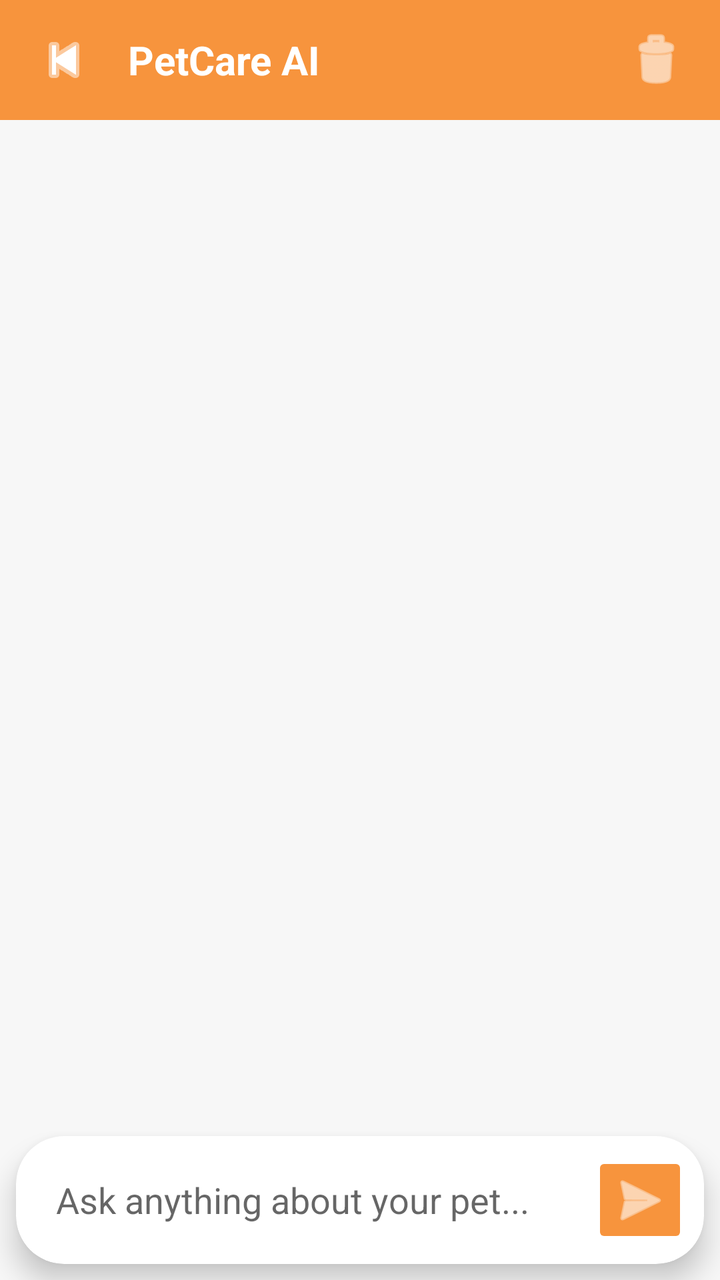
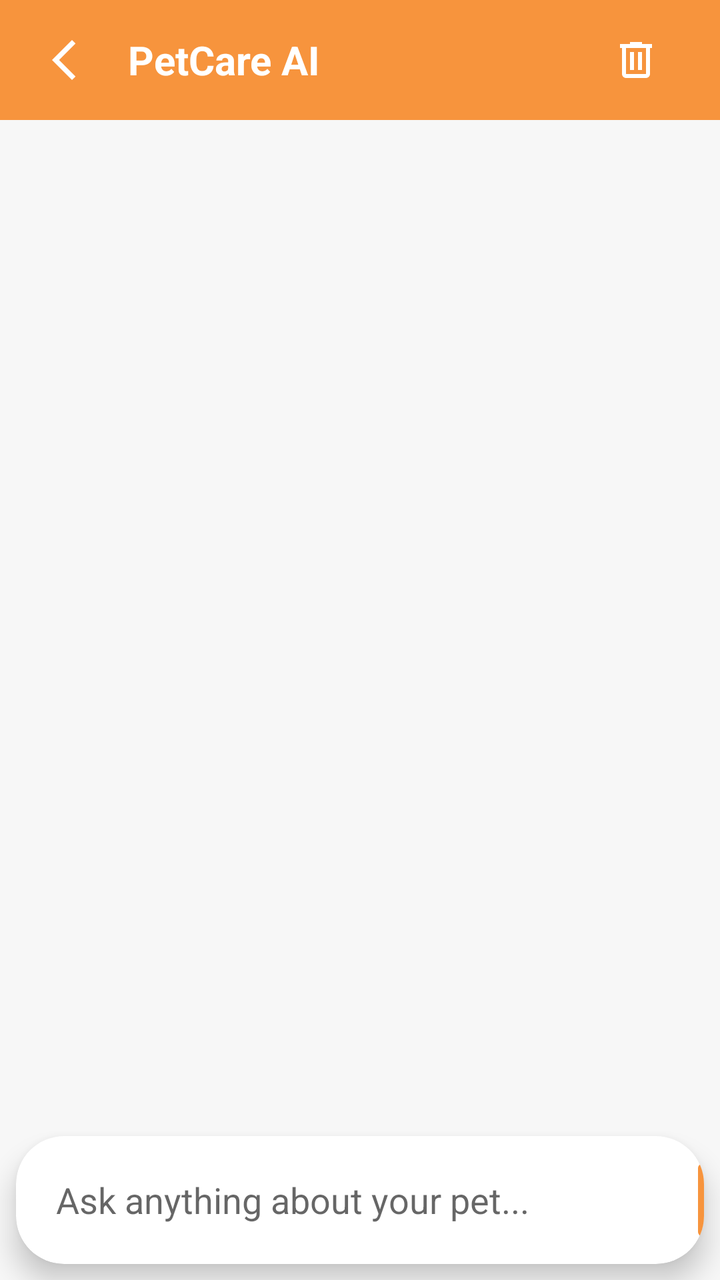

Before-and-after screenshots of an Android layout around one commit, followed by the original layout XML and the change that was made.
<!-- AndroidManifest.xml: application theme Theme.PETCARE -->
<!-- res/layout/activity_chatbot.xml -->
<?xml version="1.0" encoding="utf-8"?>
<androidx.constraintlayout.widget.ConstraintLayout
    xmlns:android="http://schemas.android.com/apk/res/android"
    xmlns:app="http://schemas.android.com/apk/res-auto"
    android:layout_width="match_parent"
    android:layout_height="match_parent"
    android:background="#F7F7F7">

    

    

    <LinearLayout
        android:id="@+id/topBar"
        android:layout_width="0dp"
        android:layout_height="60dp"
        android:background="#F7943D"
        android:gravity="center_vertical"
        android:orientation="horizontal"
        android:padding="12dp"
        app:layout_constraintTop_toTopOf="parent"
        app:layout_constraintStart_toStartOf="parent"
        app:layout_constraintEnd_toEndOf="parent">

        <ImageButton
            android:id="@+id/btnBack"
            android:layout_width="40dp"
            android:layout_height="40dp"
            android:background="@android:color/transparent"
            android:src="@android:drawable/ic_media_previous"
            android:tint="@android:color/white"/>

        <TextView
            android:layout_width="0dp"
            android:layout_height="wrap_content"
            android:layout_weight="1"
            android:text="PetCare AI"
            android:textColor="@android:color/white"
            android:textStyle="bold"
            android:textSize="20sp"
            android:layout_marginStart="12dp"/>

        <ImageButton
            android:id="@+id/btnClearChat"
            android:layout_width="40dp"
            android:layout_height="40dp"
            android:background="@android:color/transparent"
            android:src="@android:drawable/ic_menu_delete"
            android:tint="@android:color/white"
            android:contentDescription="Clear chat"/>

    </LinearLayout>

    

    <androidx.recyclerview.widget.RecyclerView
        android:id="@+id/recyclerView"
        android:layout_width="0dp"
        android:layout_height="0dp"
        android:padding="8dp"
        android:clipToPadding="false"
        app:layout_constraintTop_toBottomOf="@id/topBar"
        app:layout_constraintBottom_toTopOf="@id/bottomCard"        app:layout_constraintStart_toStartOf="parent"
        app:layout_constraintEnd_toEndOf="parent"/>

    

    <androidx.cardview.widget.CardView
        android:id="@+id/bottomCard"
        android:layout_width="0dp"
        android:layout_height="wrap_content"
        android:layout_margin="8dp"
        app:cardCornerRadius="24dp"
        app:cardElevation="8dp"
        app:layout_constraintBottom_toBottomOf="parent"
        app:layout_constraintStart_toStartOf="parent"
        app:layout_constraintEnd_toEndOf="parent">

        <LinearLayout
            android:layout_width="match_parent"
            android:layout_height="wrap_content"
            android:orientation="horizontal"
            android:padding="8dp">

            <EditText
                android:id="@+id/etMessage"
                android:layout_width="0dp"
                android:layout_height="48dp"
                android:layout_weight="1"
                android:background="@android:color/transparent"
                android:hint="Ask anything about your pet..."
                android:imeOptions="actionSend"
                android:inputType="textMultiLine"
                android:maxLines="5"
                android:minLines="1"
                android:paddingStart="12dp"
                android:paddingEnd="12dp"/>

            <ImageButton
                android:id="@+id/btnSend"
                android:layout_width="48dp"
                android:layout_height="48dp"
                android:backgroundTint="#F7943D"
                android:src="@android:drawable/ic_menu_send"
                android:tint="@android:color/white"/>

        </LinearLayout>

    </androidx.cardview.widget.CardView>

</androidx.constraintlayout.widget.ConstraintLayout>
<!-- resources referenced by this layout -->
<resources>
  <style name="Theme.PETCARE" parent="Theme.AppCompat.Light.NoActionBar">
          
      </style>
</resources>

<!-- the commit's change to res/layout/activity_chatbot.xml (unified diff, before → after) -->
@@ -4,6 +4,7 @@
     xmlns:app="http://schemas.android.com/apk/res-auto"
     android:layout_width="match_parent"
     android:layout_height="match_parent"
+    android:fitsSystemWindows="true"
     android:background="#F7F7F7">
 
     
@@ -27,7 +28,7 @@
             android:layout_width="40dp"
             android:layout_height="40dp"
             android:background="@android:color/transparent"
-            android:src="@android:drawable/ic_media_previous"
+            android:src="@drawable/ic_back"
             android:tint="@android:color/white"/>
 
         <TextView
@@ -42,10 +43,10 @@
 
         <ImageButton
             android:id="@+id/btnClearChat"
-            android:layout_width="40dp"
-            android:layout_height="40dp"
+            android:layout_width="60dp"
+            android:layout_height="60dp"
             android:background="@android:color/transparent"
-            android:src="@android:drawable/ic_menu_delete"
+            android:src="@drawable/ic_dustbin"
             android:tint="@android:color/white"
             android:contentDescription="Clear chat"/>
 
@@ -76,9 +77,21 @@
         app:layout_constraintStart_toStartOf="parent"
         app:layout_constraintEnd_toEndOf="parent">
 
+        <TextView
+            android:id="@+id/typingIndicator"
+            android:layout_width="wrap_content"
+            android:layout_height="wrap_content"
+            android:layout_marginStart="16dp"
+            android:layout_marginBottom="4dp"
+            android:text="PetCare AI is typing..."
+            android:textColor="#777777"
+            android:textSize="13sp"
+            android:visibility="gone"
+            app:layout_constraintBottom_toTopOf="@id/bottomCard"
+            app:layout_constraintStart_toStartOf="parent"/>
         <LinearLayout
-            android:layout_width="match_parent"
-            android:layout_height="wrap_content"
+            android:layout_width="393dp"
+            android:layout_height="match_parent"
             android:orientation="horizontal"
             android:padding="8dp">
 
@@ -94,7 +107,7 @@
                 android:maxLines="5"
                 android:minLines="1"
                 android:paddingStart="12dp"
-                android:paddingEnd="12dp"/>
+                android:paddingEnd="12dp" />
 
             <ImageButton
                 android:id="@+id/btnSend"
@@ -102,7 +115,7 @@
                 android:layout_height="48dp"
                 android:backgroundTint="#F7943D"
                 android:src="@android:drawable/ic_menu_send"
-                android:tint="@android:color/white"/>
+                android:tint="@android:color/white" />
 
         </LinearLayout>
 
<!-- resource entries referenced after the edit -->
@@ -1,5 +1,25 @@
 <!-- resources referenced by this layout -->
 <resources>
+  <!-- drawable ic_back (drawable) -->
+  <vector xmlns:android="http://schemas.android.com/apk/res/android"
+      android:width="24dp"
+      android:height="24dp"
+      android:viewportWidth="960"
+      android:viewportHeight="960">
+    <path
+        android:pathData="M640,880 L240,480l400,-400 71,71 -329,329 329,329 -71,71Z"
+        android:fillColor="#e3e3e3"/>
+  </vector>
+  <!-- drawable ic_dustbin (drawable) -->
+  <vector xmlns:android="http://schemas.android.com/apk/res/android"
+      android:width="24dp"
+      android:height="24dp"
+      android:viewportWidth="960"
+      android:viewportHeight="960">
+    <path
+        android:pathData="M280,840q-33,0 -56.5,-23.5T200,760v-520h-40v-80h200v-40h240v40h200v80h-40v520q0,33 -23.5,56.5T680,840L280,840ZM680,240L280,240v520h400v-520ZM360,680h80v-360h-80v360ZM520,680h80v-360h-80v360ZM280,240v520,-520Z"
+        android:fillColor="#e3e3e3"/>
+  </vector>
   <style name="Theme.PETCARE" parent="Theme.AppCompat.Light.NoActionBar">
           
       </style>
